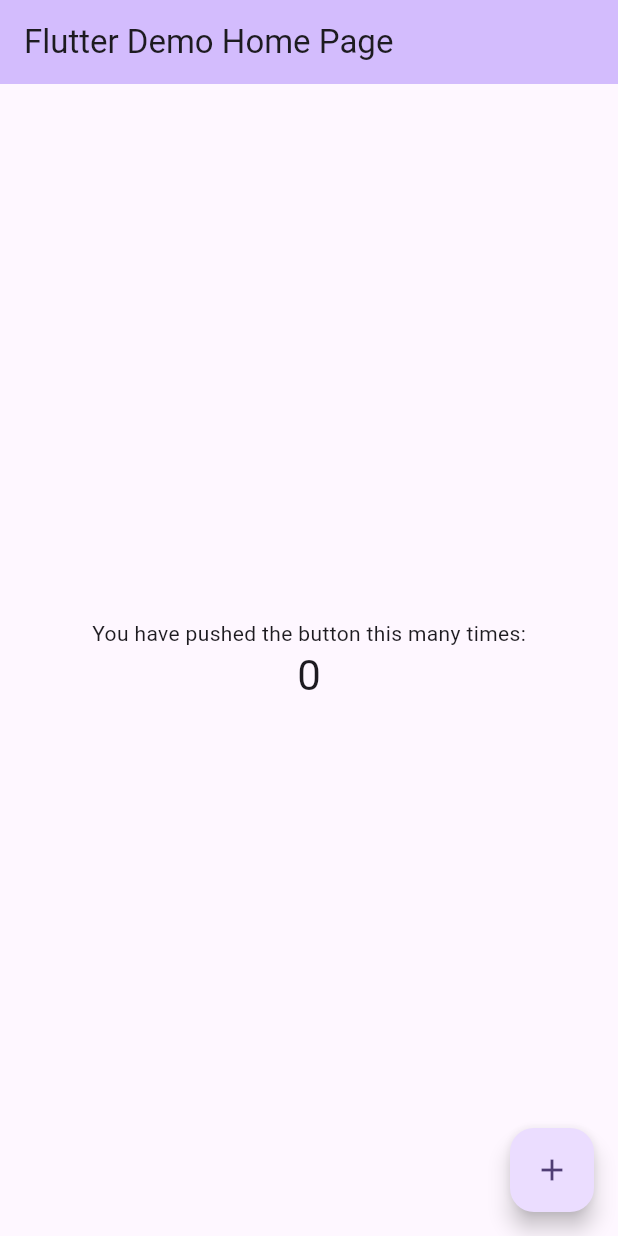
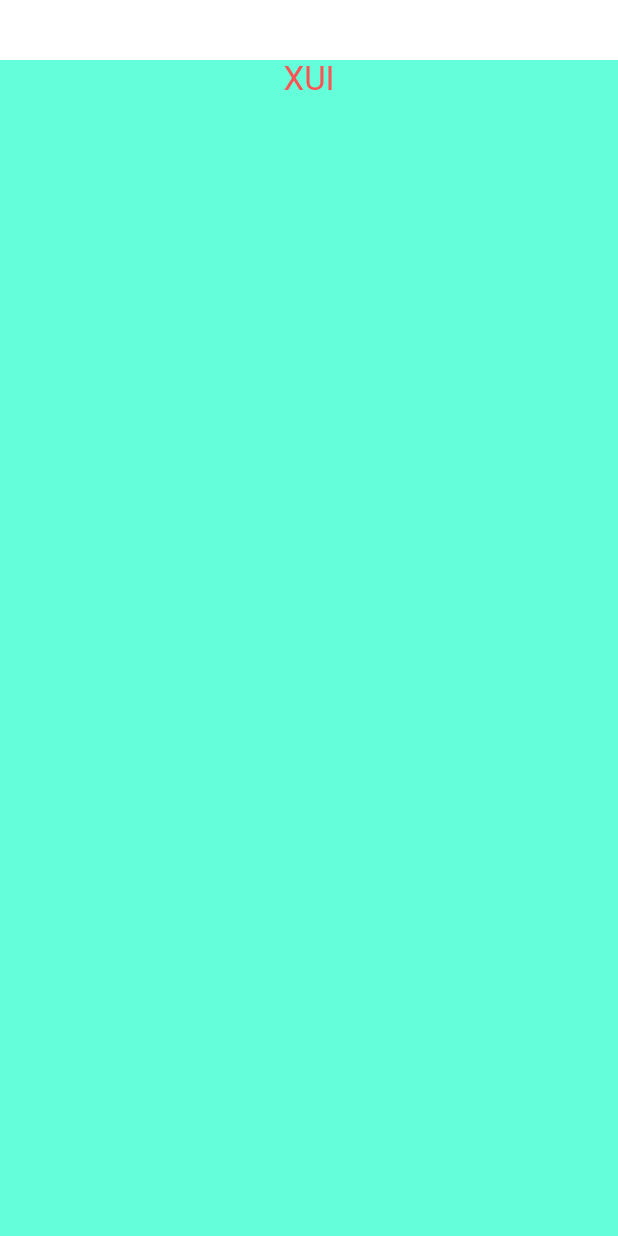
Before and after one commit to AndreyShikhov/YourPlasticArmy, a Flutter app: the screen it shows after launch, on a phone screen of 412 x 824 dp. Run offline on Flutter 3.47's test engine with Material 3 defaults, Android fonts, the phone set to English and light mode, and no system bars.

Commit message:
start data to app

```diff
--- a/YPA/lib/main.dart
+++ b/YPA/lib/main.dart
@@ -1,123 +1,67 @@
 import 'package:flutter/material.dart';
+import 'package:ypa/buttons.dart';
 
 void main() {
-  runApp(const MyApp());
+  runApp( Container(
+    color: Colors.white,
+    padding: EdgeInsets.only(top: 40),
+    child: const MyStatelessWidget(
+        myChild : Text('XUI',
+          style: TextStyle(fontSize: 22,color: Colors.redAccent),
+          textAlign: TextAlign.center,
+          textDirection: TextDirection.ltr,
+        ),
+        myColor: Colors.tealAccent,
+    ),
+
+  ));
 }
 
-class MyApp extends StatelessWidget {
-  const MyApp({super.key});
-
-  // This widget is the root of your application.
+class MyApp extends StatelessWidget  {
   @override
   Widget build(BuildContext context) {
+    // TODO: implement build
+    //throw UnimplementedError();
     return MaterialApp(
-      title: 'Flutter Demo',
-      theme: ThemeData(
-        // small change
-        // This is the theme of your application.
-        //
-        // TRY THIS: Try running your application with "flutter run". You'll see
-        // the application has a purple toolbar. Then, without quitting the app,
-        // try changing the seedColor in the colorScheme below to Colors.green
-        // and then invoke "hot reload" (save your changes or press the "hot
-        // reload" button in a Flutter-supported IDE, or press "r" if you used
-        // the command line to start the app).
-        //
-        // Notice that the counter didn't reset back to zero; the application
-        // state is not lost during the reload. To reset the state, use hot
-        // restart instead.
-        //
-        // This works for code too, not just values: Most code changes can be
-        // tested with just a hot reload.
-        colorScheme: ColorScheme.fromSeed(seedColor: Colors.deepPurple),
-      ),
-      home: const MyHomePage(title: 'Flutter Demo Home Page'),
+      theme: ThemeData(primaryColor: Colors.deepOrangeAccent),
+      home: Scaffold(
+        appBar: AppBar(
+          title: Text('data'),
+          centerTitle:  true,
+        ),
+        body: Center(
+          child: Text('stupid tex', style:TextStyle(
+              fontSize: 20,
+              color: Colors.red,
+              fontFamily: 'Times New roman'
+          )),
+        ),
+        floatingActionButton: FloatingActionButton(
+          onPressed: () { print('Click Blyat'); },
+          backgroundColor:  Colors.black,
+          child: Text('Click'),
+
+        ),
+      )
     );
   }
 }
 
-class MyHomePage extends StatefulWidget {
-  const MyHomePage({super.key, required this.title});
 
-  // This widget is the home page of your application. It is stateful, meaning
-  // that it has a State object (defined below) that contains fields that affect
-  // how it looks.
 
-  // This class is the configuration for the state. It holds the values (in this
-  // case the title) provided by the parent (in this case the App widget) and
-  // used by the build method of the State. Fields in a Widget subclass are
-  // always marked "final".
+class MyStatelessWidget extends StatelessWidget{
+  final Widget  myChild;
+  final Color  myColor;
 
-  final String title;
 
-  @override
-  State<MyHomePage> createState() => _MyHomePageState();
-}
-
-class _MyHomePageState extends State<MyHomePage> {
-  int _counter = 0;
-
-  void _incrementCounter() {
-    setState(() {
-      // This call to setState tells the Flutter framework that something has
-      // changed in this State, which causes it to rerun the build method below
-      // so that the display can reflect the updated values. If we changed
-      // _counter without calling setState(), then the build method would not be
-      // called again, and so nothing would appear to happen.
-      _counter++;
-    });
-  }
+  const MyStatelessWidget({ Key? key,  required this.myChild ,   this.myColor = Colors.white }) : super(key: key);
 
   @override
   Widget build(BuildContext context) {
-    // This method is rerun every time setState is called, for instance as done
-    // by the _incrementCounter method above.
-    //
-    // The Flutter framework has been optimized to make rerunning build methods
-    // fast, so that you can just rebuild anything that needs updating rather
-    // than having to individually change instances of widgets.
-    return Scaffold(
-      appBar: AppBar(
-        // TRY THIS: Try changing the color here to a specific color (to
-        // Colors.amber, perhaps?) and trigger a hot reload to see the AppBar
-        // change color while the other colors stay the same.
-        backgroundColor: Theme.of(context).colorScheme.inversePrimary,
-        // Here we take the value from the MyHomePage object that was created by
-        // the App.build method, and use it to set our appbar title.
-        title: Text(widget.title),
-      ),
-      body: Center(
-        // Center is a layout widget. It takes a single child and positions it
-        // in the middle of the parent.
-        child: Column(
-          // Column is also a layout widget. It takes a list of children and
-          // arranges them vertically. By default, it sizes itself to fit its
-          // children horizontally, and tries to be as tall as its parent.
-          //
-          // Column has various properties to control how it sizes itself and
-          // how it positions its children. Here we use mainAxisAlignment to
-          // center the children vertically; the main axis here is the vertical
-          // axis because Columns are vertical (the cross axis would be
-          // horizontal).
-          //
-          // TRY THIS: Invoke "debug painting" (choose the "Toggle Debug Paint"
-          // action in the IDE, or press "p" in the console), to see the
-          // wireframe for each widget.
-          mainAxisAlignment: MainAxisAlignment.center,
-          children: <Widget>[
-            const Text('You have pushed the button this many times:'),
-            Text(
-              '$_counter',
-              style: Theme.of(context).textTheme.headlineMedium,
-            ),
-          ],
-        ),
-      ),
-      floatingActionButton: FloatingActionButton(
-        onPressed: _incrementCounter,
-        tooltip: 'Increment',
-        child: const Icon(Icons.add),
-      ), // This trailing comma makes auto-formatting nicer for build methods.
+    return Container(
+      color: myColor,
+      child: myChild,
     );
+
   }
 }
--- /dev/null
+++ b/YPA/lib/pages.dart
@@ -0,0 +1 @@
+import 'package:ypa/buttons.dart'  show  MainButton;
```
Also changed, not shown: YPA/lib/buttons.dart (added, +25 -0 lines), YPA/lib/common_functions_lib.dart (added, +55 -0 lines), YPA/lib/data.dart (added, +105 -0 lines), YPA/lib/First.dart (deleted), 1 other file.
